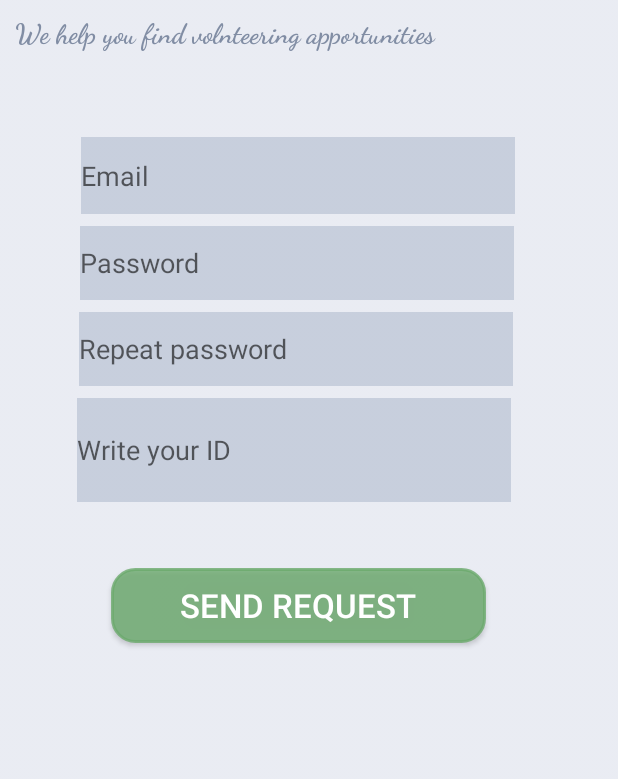
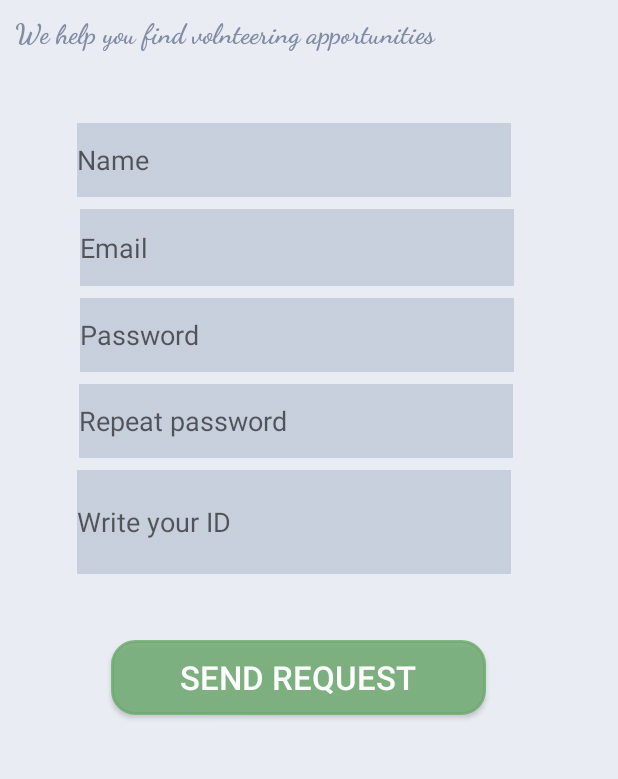
Before and after one commit to Azizah22/BetterFlyRepository, an Android app: the osignUp screen opened directly, with no data from a screen before it, on a phone screen of 412 x 824 dp, the part 264-1043 px from its top. Run offline under Robolectric (Android 15) with nearby library versions, the phone set to English and light mode, and no system bars; our stand-ins replace Firebase (no records; nobody signed in at launch, a user with empty details on screens opened directly).

Commit message:
Raghad after adding name tab in Osignup

```diff
--- a/app/src/main/java/com/example/betterfly/vsignUp.java
+++ b/app/src/main/java/com/example/betterfly/vsignUp.java
@@ -37,6 +37,7 @@ public class vsignUp extends AppCompatActivity implements View.OnClickListener {
     protected void onCreate(Bundle savedInstanceState) {
         super.onCreate(savedInstanceState);
         setContentView(R.layout.activity_vsign_up);
+        findViewById(R.id.sign_up).setOnClickListener(this);
 
         editTextEmail = (EditText) findViewById(R.id.email_signup);
         editTextPassword = (EditText) findViewById(R.id.password_signup);
--- a/app/src/main/res/layout/activity_osign_up.xml
+++ b/app/src/main/res/layout/activity_osign_up.xml
@@ -10,11 +10,30 @@
 
 
     <EditText
+        android:id="@+id/name"
+        android:layout_width="289dp"
+        android:layout_height="49dp"
+        android:layout_marginStart="18dp"
+        android:layout_marginTop="48dp"
+        android:layout_marginEnd="18dp"
+        android:autofillHints=""
+        android:background="@color/bluesh1"
+        android:ems="10"
+        android:hint="Name"
+        android:inputType="textPersonName"
+        android:textAlignment="viewStart"
+        app:layout_constraintEnd_toEndOf="parent"
+        app:layout_constraintHorizontal_bias="0.383"
+        app:layout_constraintStart_toStartOf="parent"
+        app:layout_constraintTop_toBottomOf="@+id/caption4"
+        tools:ignore="MissingConstraints" />
+
+    <EditText
         android:id="@+id/email_signup"
         android:layout_width="289dp"
         android:layout_height="51dp"
         android:layout_marginStart="18dp"
-        android:layout_marginTop="57dp"
+        android:layout_marginTop="8dp"
         android:layout_marginEnd="18dp"
         android:background="@color/bluesh1"
         android:ems="10"
@@ -23,9 +42,9 @@
         android:textAlignment="viewStart"
         android:textAppearance="@style/Base.TextAppearance.AppCompat.Medium"
         app:layout_constraintEnd_toEndOf="parent"
-        app:layout_constraintHorizontal_bias="0.418"
+        app:layout_constraintHorizontal_bias="0.406"
         app:layout_constraintStart_toStartOf="parent"
-        app:layout_constraintTop_toBottomOf="@+id/caption4"
+        app:layout_constraintTop_toBottomOf="@+id/name"
         tools:ignore="MissingConstraints" />
 
 <EditText
--- a/app/src/main/res/layout/activity_vsign_up.xml
+++ b/app/src/main/res/layout/activity_vsign_up.xml
@@ -124,16 +124,17 @@
         android:layout_width="250dp"
         android:layout_height="50dp"
         android:layout_marginStart="8dp"
+        android:layout_marginTop="76dp"
         android:layout_marginEnd="8dp"
         android:background="@drawable/round_button"
         android:text="Sign up"
         android:textColor="@color/common_google_signin_btn_text_dark_default"
         android:textSize="22sp"
         app:layout_constraintEnd_toEndOf="parent"
-        app:layout_constraintHorizontal_bias="0.427"
+        app:layout_constraintHorizontal_bias="0.496"
         app:layout_constraintStart_toStartOf="parent"
-        tools:ignore="MissingConstraints"
-        tools:layout_editor_absoluteY="582dp" />
+        app:layout_constraintTop_toBottomOf="@+id/DoB"
+        tools:ignore="MissingConstraints" />
 
 
     <ImageView
```
